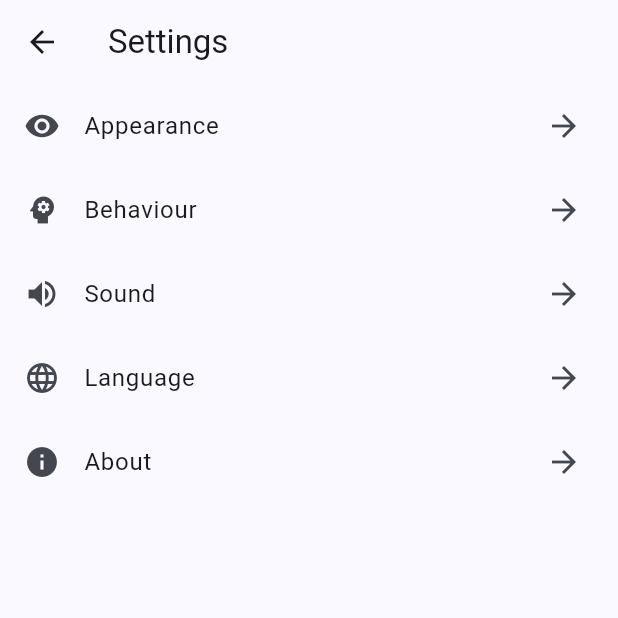
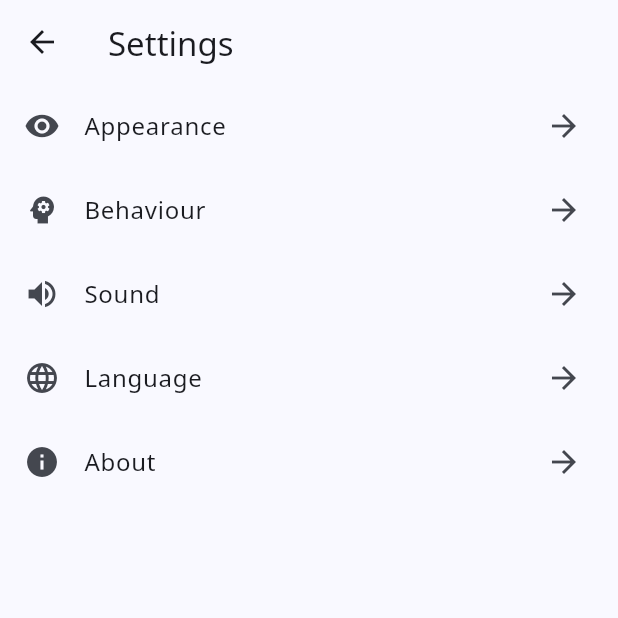
Before and after one commit to ale64bit/WeiqiHub, a Flutter app: the screen it shows after launch, after a tap on the "settings" icon, on a phone screen of 412 x 824 dp, the top half of it. Run offline on Flutter 3.47's test engine with Material 3 defaults, Android fonts, the phone set to English and light mode, and no system bars; our stand-ins replace device_info_plus, fast_immutable_collections, flutter_slidable, google_fonts, package_info_plus, petitparser and 3 more; missing offline and left inert: animated_tree_view, extension_type_unions, file_selector, flutter_soloud, sqlite3; statements that could not run were skipped.

Commit message:
Use consistent font accross platforms

```diff
--- a/lib/weiqi_hub_app.dart
+++ b/lib/weiqi_hub_app.dart
@@ -1,4 +1,5 @@
 import 'package:flutter/material.dart';
+import 'package:google_fonts/google_fonts.dart';
 import 'package:wqhub/l10n/app_localizations.dart';
 import 'package:wqhub/main_page.dart';
 import 'package:wqhub/routes.dart';
@@ -14,21 +15,13 @@ class WeiqiHubApp extends StatefulWidget {
 class _WeiqiHubAppState extends State<WeiqiHubApp> {
   @override
   Widget build(BuildContext context) {
-    final lightTheme = ThemeData(
-      colorSchemeSeed: Colors.blueAccent,
-      brightness: Brightness.light,
-    );
-    final darkTheme = ThemeData(
-      colorSchemeSeed: Colors.blueAccent,
-      brightness: Brightness.dark,
-    );
     return MaterialApp(
       title: 'WeiqiHub',
       localizationsDelegates: AppLocalizations.localizationsDelegates,
       supportedLocales: AppLocalizations.supportedLocales,
       locale: context.settings.locale,
-      theme: lightTheme,
-      darkTheme: darkTheme,
+      theme: _buildTheme(Brightness.light),
+      darkTheme: _buildTheme(Brightness.dark),
       themeMode: context.settings.themeMode,
       home: MainPage(
         destination: MainPageDestination.home,
@@ -42,4 +35,14 @@ class _WeiqiHubAppState extends State<WeiqiHubApp> {
       debugShowCheckedModeBanner: false,
     );
   }
+
+  ThemeData _buildTheme(Brightness brightness) {
+    final theme = ThemeData(
+      colorSchemeSeed: Colors.blueAccent,
+      brightness: brightness,
+    );
+    return theme.copyWith(
+      textTheme: GoogleFonts.notoSansTextTheme(theme.textTheme),
+    );
+  }
 }
```
Also changed, not shown: pubspec.yaml (+1 -20 lines).
